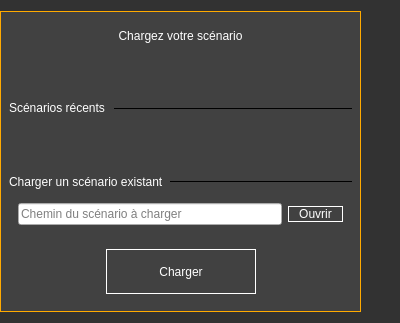
Before: the Qt Designer form CLoadProjectWizard.ui in ludomuse/LudoMuseEditor, drawn with Qt 5.
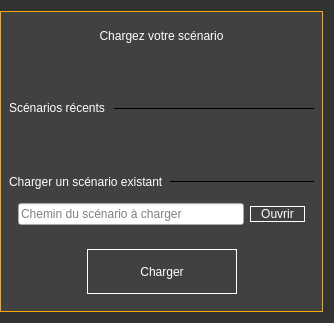
After: the same form once the commit is applied.

```diff
--- a/CLoadProjectWizard.ui
+++ b/CLoadProjectWizard.ui
@@ -6,7 +6,7 @@
    <rect>
     <x>0</x>
     <y>0</y>
-    <width>400</width>
+    <width>334</width>
     <height>323</height>
    </rect>
   </property>
@@ -31,7 +31,7 @@
    <item>
     <widget class="QWidget" name="loadProjectWizardContainer" native="true">
      <property name="sizePolicy">
-      <sizepolicy hsizetype="Maximum" vsizetype="Preferred">
+      <sizepolicy hsizetype="Preferred" vsizetype="Preferred">
        <horstretch>0</horstretch>
        <verstretch>0</verstretch>
       </sizepolicy>
@@ -282,7 +282,7 @@
       <item>
        <widget class="QWidget" name="widget_3" native="true">
         <property name="sizePolicy">
-         <sizepolicy hsizetype="Maximum" vsizetype="Preferred">
+         <sizepolicy hsizetype="Preferred" vsizetype="Preferred">
           <horstretch>0</horstretch>
           <verstretch>0</verstretch>
          </sizepolicy>
```
